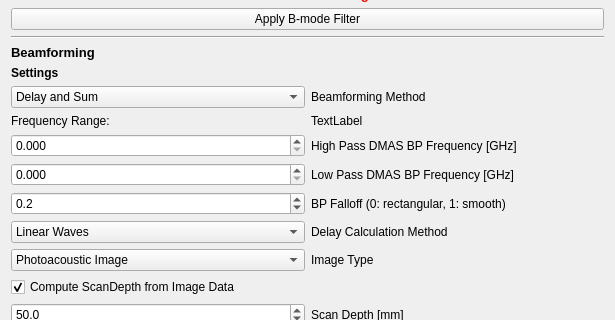
MITK/MITK, file Plugins/org.mitk.gui.qt.photoacoustics.imageprocessing/src/internal/PAImageProcessingControls.ui: the form before one commit; both pictures show x 0 to 615 and y 146 to 466 of the 615 by 685 pixel window.
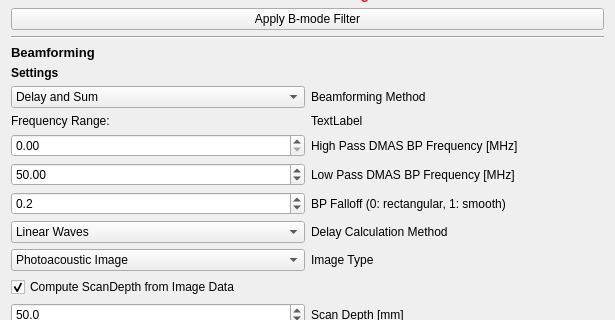
The form after the commit.

Commit message: T22228 -The Bandpass spectrum now makes sense

```diff
--- a/Plugins/org.mitk.gui.qt.photoacoustics.imageprocessing/src/internal/PAImageProcessingControls.ui
+++ b/Plugins/org.mitk.gui.qt.photoacoustics.imageprocessing/src/internal/PAImageProcessingControls.ui
@@ -388,21 +388,33 @@
          <item row="3" column="0">
           <widget class="QDoubleSpinBox" name="BPhigh">
            <property name="decimals">
-            <number>3</number>
+            <number>2</number>
+           </property>
+           <property name="maximum">
+            <double>20.000000000000000</double>
            </property>
           </widget>
          </item>
          <item row="4" column="0">
           <widget class="QDoubleSpinBox" name="BPlow">
            <property name="decimals">
-            <number>3</number>
+            <number>2</number>
+           </property>
+           <property name="minimum">
+            <double>10.000000000000000</double>
+           </property>
+           <property name="maximum">
+            <double>200.000000000000000</double>
+           </property>
+           <property name="value">
+            <double>50.000000000000000</double>
            </property>
           </widget>
          </item>
          <item row="3" column="1">
           <widget class="QLabel" name="BPHighLabel">
            <property name="text">
-            <string>High Pass DMAS BP Frequency [GHz]</string>
+            <string>High Pass DMAS BP Frequency [MHz]</string>
            </property>
           </widget>
          </item>
@@ -416,7 +428,7 @@
          <item row="4" column="1">
           <widget class="QLabel" name="BPLowLabel">
            <property name="text">
-            <string>Low Pass DMAS BP Frequency [GHz]</string>
+            <string>Low Pass DMAS BP Frequency [MHz]</string>
            </property>
           </widget>
          </item>
```
The commit also changes 2 other files.
